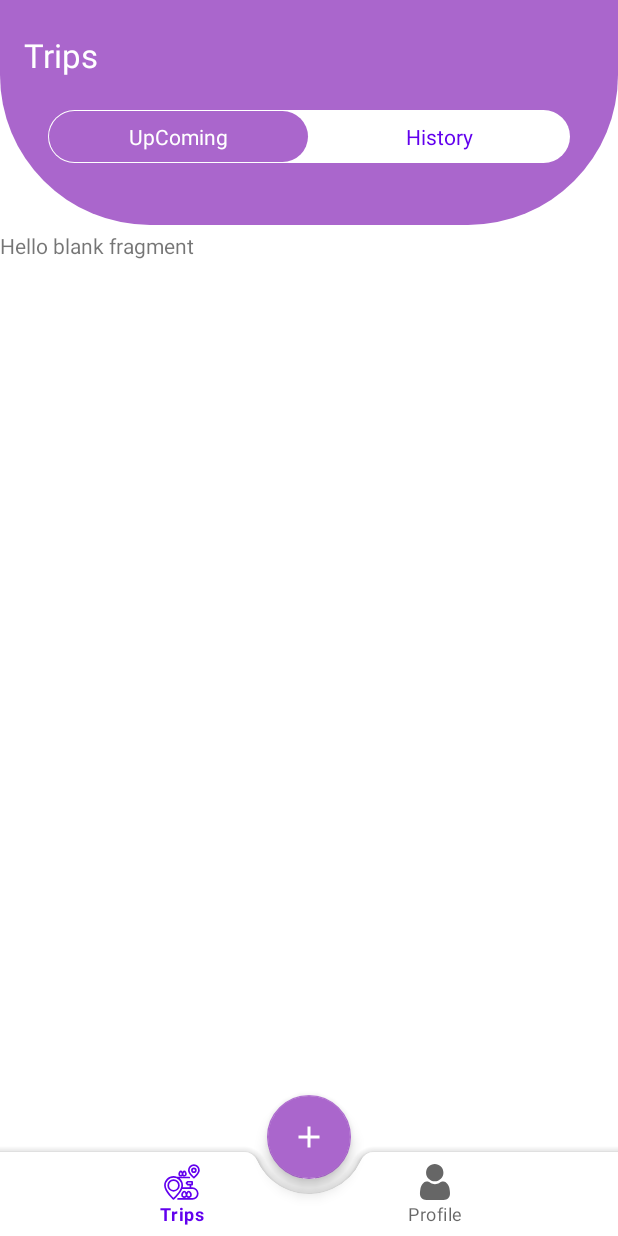
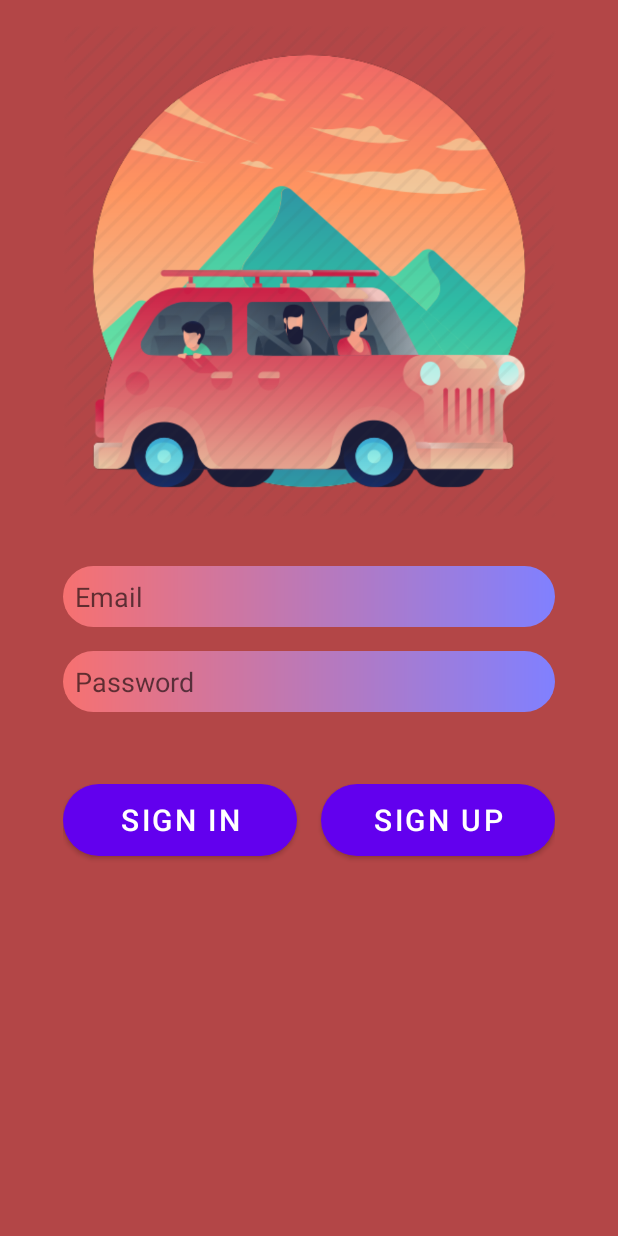
Before and after one commit to Iti-android-project-team/TripReminderAndroid, an Android app: the screen it shows after launch (MainActivity before the commit, LoginActivity after it), on a phone screen of 412 x 824 dp. Run offline under Robolectric (Android 15) with nearby library versions, the phone set to English and light mode, and no system bars.

Commit message:
Login activity with styling
saturday 30/jan
adding the activity and changing in manifest and adding to drawable

```diff
--- a/app/src/main/AndroidManifest.xml
+++ b/app/src/main/AndroidManifest.xml
@@ -10,6 +10,8 @@
         android:supportsRtl="true"
         android:theme="@style/Theme.TripReminder">
         <activity android:name=".ui.activities.MainActivity">
+        </activity>
+        <activity android:name=".LoginActivity">
             <intent-filter>
                 <action android:name="android.intent.action.MAIN" />
 
--- /dev/null
+++ b/app/src/main/java/com/example/tripreminder/LoginActivity.java
@@ -0,0 +1,16 @@
+package com.example.tripreminder;
+
+import androidx.appcompat.app.AppCompatActivity;
+
+import android.os.Bundle;
+import android.widget.Button;
+
+public class LoginActivity extends AppCompatActivity {
+    Button signUp, login;
+
+    @Override
+    protected void onCreate(Bundle savedInstanceState) {
+        super.onCreate(savedInstanceState);
+        setContentView(R.layout.activity_login);
+    }
+}
--- /dev/null
+++ b/app/src/main/res/drawable/styling.xml
@@ -0,0 +1,14 @@
+<?xml version="1.0" encoding="utf-8"?>
+<shape android:shape="rectangle"
+    xmlns:android="http://schemas.android.com/apk/res/android">
+    <solid android:color="@android:color/white"/>
+
+    <corners
+        android:bottomLeftRadius="100dp"
+        android:bottomRightRadius="100dp"
+        android:topLeftRadius="100dp"
+        android:topRightRadius="100dp"/>
+    <gradient android:startColor="#f77170"
+        android:endColor="#8080ff">
+    </gradient>
+</shape>
--- /dev/null
+++ b/app/src/main/res/layout/activity_login.xml
@@ -0,0 +1,97 @@
+<?xml version="1.0" encoding="utf-8"?>
+<androidx.constraintlayout.widget.ConstraintLayout xmlns:android="http://schemas.android.com/apk/res/android"
+    xmlns:app="http://schemas.android.com/apk/res-auto"
+    xmlns:tools="http://schemas.android.com/tools"
+    android:layout_width="match_parent"
+    android:layout_height="match_parent"
+    tools:context=".LoginActivity"
+    android:background="#b34647">
+
+
+
+    <ImageView
+        android:id="@+id/iv_logo"
+        android:layout_width="wrap_content"
+        android:layout_height="0dp"
+        android:layout_marginTop="16dp"
+        android:src="@drawable/logo"
+        app:layout_constraintEnd_toEndOf="parent"
+        app:layout_constraintHeight_percent="0.4"
+        app:layout_constraintStart_toStartOf="parent"
+        app:layout_constraintTop_toTopOf="parent" />
+
+    <EditText
+
+        android:id="@+id/email_edit"
+        android:layout_width="match_parent"
+        android:layout_height="wrap_content"
+        android:layout_marginEnd="42dp"
+        android:layout_marginStart="42dp"
+        android:layout_marginTop="32dp"
+        android:hint="Email"
+        android:background="@drawable/styling"
+        android:padding="8dp"
+        app:layout_constraintEnd_toEndOf="parent"
+        app:layout_constraintStart_toStartOf="parent"
+        app:layout_constraintTop_toBottomOf="@+id/iv_logo" />
+
+    <EditText
+        android:id="@+id/pass_edit"
+        android:layout_width="match_parent"
+        android:layout_height="wrap_content"
+        android:layout_marginEnd="42dp"
+        android:layout_marginStart="42dp"
+        android:layout_marginTop="16dp"
+        android:hint="Password"
+        android:background="@drawable/styling"
+        android:padding="8dp"
+        android:password="true"
+        app:layout_constraintEnd_toEndOf="parent"
+        app:layout_constraintStart_toStartOf="parent"
+        app:layout_constraintTop_toBottomOf="@+id/email_edit" />
+
+    <LinearLayout
+        android:id="@+id/linearLayout2"
+        android:layout_width="match_parent"
+        android:layout_height="wrap_content"
+        android:layout_marginStart="42dp"
+        android:layout_marginTop="48dp"
+        android:layout_marginEnd="42dp"
+        android:orientation="horizontal"
+        app:layout_constraintEnd_toEndOf="parent"
+        app:layout_constraintStart_toStartOf="parent"
+        app:layout_constraintTop_toBottomOf="@+id/pass_edit">
+
+        <Button
+            android:id="@+id/btn_sign_in"
+            android:layout_width="0dp"
+            android:layout_height="wrap_content"
+            android:layout_marginRight="16dp"
+            android:layout_marginBottom="8dp"
+            android:layout_weight="1"
+            android:text="@string/sign_in"
+            android:background="@drawable/styling"
+            android:textSize="20sp"
+            app:layout_constraintBottom_toBottomOf="parent"
+            tools:layout_conversion_absoluteHeight="0dp"
+            tools:layout_conversion_absoluteWidth="0dp"
+            tools:layout_editor_absoluteX="0dp" />
+
+        <Button
+            android:id="@+id/btn_sign_up"
+            android:layout_width="0dp"
+            android:layout_height="wrap_content"
+            android:layout_marginBottom="8dp"
+            android:layout_weight="1"
+            android:background="@drawable/styling"
+            android:text="@string/sign_up"
+            android:textSize="20sp"
+            app:layout_constraintBottom_toBottomOf="parent"
+            app:layout_constraintEnd_toEndOf="parent"
+            app:layout_constraintTop_toBottomOf="@+id/pass_edit"
+            tools:layout_conversion_absoluteHeight="0dp"
+            tools:layout_conversion_absoluteWidth="0dp" />
+
+    </LinearLayout>
+
+</androidx.constraintlayout.widget.ConstraintLayout>
--- a/app/src/main/res/values/strings.xml
+++ b/app/src/main/res/values/strings.xml
@@ -2,9 +2,10 @@
     <string name="app_name">Trip Reminder</string>
     <string name="trips">Trips</string>
     <string name="profile">Profile</string>
-    <!-- TODO: Remove or change this placeholder text -->
     <string name="hello_blank_fragment">Hello blank fragment</string>
     <string name="sync">Sync</string>
     <string name="logout">Logout</string>
     <string name="email">test@gmail.com</string>
+    <string name="sign_up">Sign Up</string>
+    <string name="sign_in">Sign In</string>
 </resources>
```
Also changed, not shown: app/src/main/res/drawable/logo.png (added), 5 other files.
